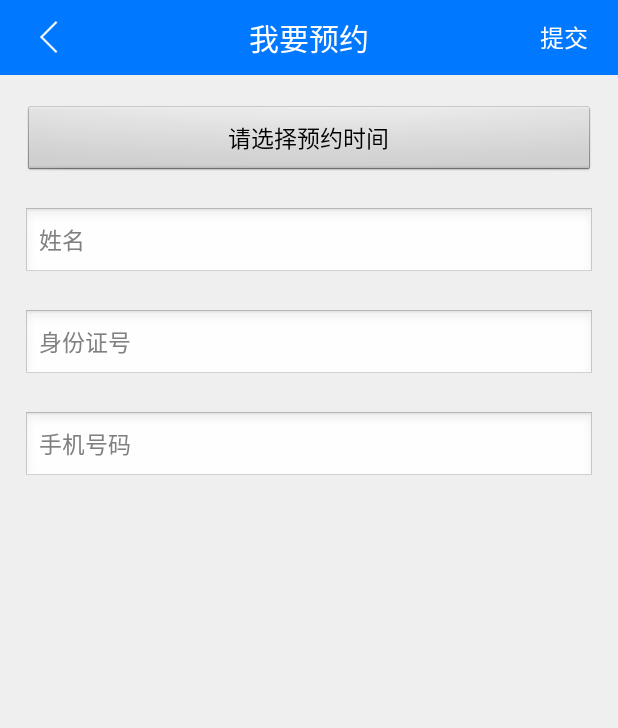
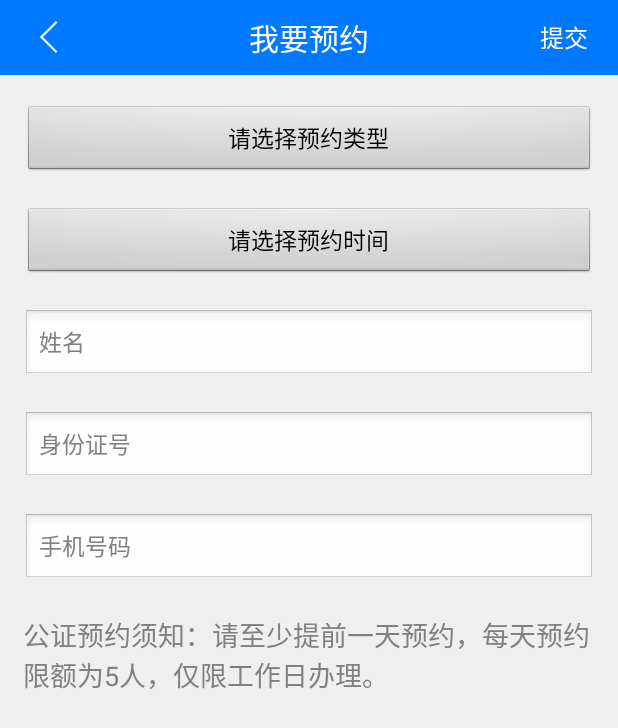
Before and after one commit to Zoombin/Justice-Android, an Android app: the layout activity_donotarization.xml on its own in the app's theme, with its tools: preview values and no code run, on a phone screen of 412 x 824 dp. Shown: the top 728 px of the screen. Run offline under Robolectric (Android 15) with nearby library versions, the light colour scheme and no system bars; network calls fail.

Commit message:
预约修复完毕

```diff
--- a/app/src/main/java/com/ufo/judicature/Net/Api.java
+++ b/app/src/main/java/com/ufo/judicature/Net/Api.java
@@ -82,8 +82,8 @@ public class Api {
      * @param netCallBack
      * @param rspCls
      */
-    public static void getDoReservation(Context context, String account, String name, String identityNumber, String phone, String date, final NetUtils.NetCallBack<ServiceResult> netCallBack, final Class<?> rspCls) {
-        NetUtils.getValue(context, "?action=reserve&account=" + account + "&name=" + URLEncoder.encode(name) + "&phone=" + phone + "&identity_number=" + identityNumber + "&reserve_date=" + date, "正在提交！", netCallBack, rspCls);
+    public static void getDoReservation(Context context, String account, String name, String identityNumber, String phone, String date, String type, final NetUtils.NetCallBack<ServiceResult> netCallBack, final Class<?> rspCls) {
+        NetUtils.getValue(context, "?action=reserve&account=" + account + "&name=" + URLEncoder.encode(name) + "&phone=" + phone + "&identity_number=" + identityNumber + "&reserve_date=" + date + "&type=" + URLEncoder.encode(type), "正在提交！", netCallBack, rspCls);
     }
 
     /**
@@ -149,6 +149,6 @@ public class Api {
      * @param rspCls
      */
     public static void advice(Context context, String content, String account, final NetUtils.NetCallBack<ServiceResult> netCallBack, final Class<?> rspCls) {
-        NetUtils.getValue(context, "?action=advice" + "&content=" + content.replace("", "%20") + "&account=" + account, null, netCallBack, rspCls);
+        NetUtils.getValue(context, "?action=advice" + "&content=" + content.replace(" ", "%20") + "&account=" + account, null, netCallBack, rspCls);
     }
 }
--- a/app/src/main/java/com/ufo/judicature/Net/NetUtils.java
+++ b/app/src/main/java/com/ufo/judicature/Net/NetUtils.java
@@ -31,7 +31,8 @@ public class NetUtils {
 		public void failed(String msg);
 	}
 
-	public static final String BASE_URL = "http://www.ufocapital.com:8000/index.php";
+//	public static final String BASE_URL = "http://www.ufocapital.com:8000/index.php";
+	public static final String BASE_URL = "http://112.124.98.9/justice/index.php";
 
 	private static RequestQueue mQueue = Volley.newRequestQueue(JudiApplication.getContext());
 
--- a/app/src/main/res/layout/activity_donotarization.xml
+++ b/app/src/main/res/layout/activity_donotarization.xml
@@ -31,14 +31,32 @@
             android:id="@+id/tv_commit"
             android:layout_width="wrap_content"
             android:layout_height="wrap_content"
+            android:layout_alignParentRight="true"
             android:layout_centerVertical="true"
-            android:layout_alignParentRight="true"
             android:layout_marginRight="20dip"
             android:text="提交"
             android:textColor="@color/white"
             android:textSize="16sp" />
     </RelativeLayout>
 
+    <ScrollView
+        android:layout_width="match_parent"
+        android:layout_height="match_parent">
+
+        <LinearLayout
+            android:layout_width="match_parent"
+            android:layout_height="match_parent"
+            android:orientation="vertical">
+
+            <Button
+                android:id="@+id/btn_type"
+                android:layout_width="match_parent"
+                android:layout_height="wrap_content"
+                android:layout_marginLeft="15dip"
+                android:layout_marginRight="15dip"
+                android:layout_marginTop="20dip"
+                android:text="请选择预约类型"
+                android:textSize="15sp" />
 
             <Button
                 android:id="@+id/btn_date"
@@ -48,7 +66,7 @@
                 android:layout_marginRight="15dip"
                 android:layout_marginTop="20dip"
                 android:text="请选择预约时间"
-        android:textSize="15sp"/>
+                android:textSize="15sp" />
 
             <EditText
                 android:id="@+id/tv_nortarization_name"
@@ -82,4 +100,16 @@
                 android:hint="手机号码"
                 android:textColor="@color/app_text_black"
                 android:textSize="15sp" />
+
+            <TextView
+                android:layout_width="match_parent"
+                android:layout_height="wrap_content"
+                android:layout_marginLeft="15dip"
+                android:layout_marginRight="15dip"
+                android:layout_marginTop="20dip"
+                android:hint="公证预约须知：请至少提前一天预约，每天预约限额为5人，仅限工作日办理。"
+                android:textColor="@color/red"
+                android:textSize="18sp" />
         </LinearLayout>
+    </ScrollView>
+</LinearLayout>
```
Also changed, not shown: app/src/main/java/com/ufo/judicature/Activity/DoNotarizationActivity.java (+51 -23 lines), app/src/main/java/com/ufo/judicature/Activity/MyNotarizationActivity.java (+14 -5 lines), app/src/main/java/com/ufo/judicature/Entity/MyNortarizationEntity.java (+10 -2 lines), app/src/main/java/com/ufo/judicature/Entity/ReserveDateEntity.java (+27 -16 lines), app/src/main/java/com/ufo/judicature/Fragment/LawyerListFragment.java (+8 -7 lines). Lines whose indentation alone changed are shown as unchanged.
